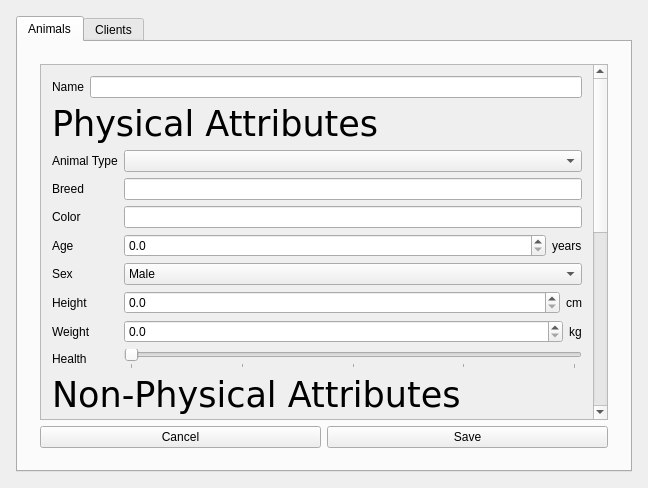
The window that app/mainwindow.ui (FarhoudFlair/Animal-Adoption-Center) describes before a commit, drawn with Qt 5.
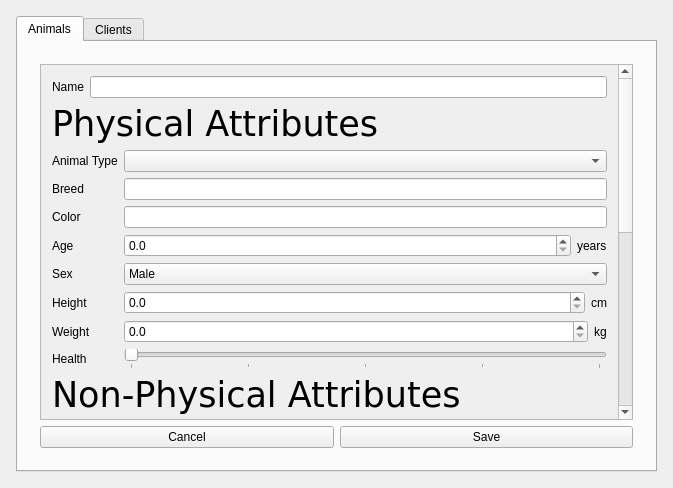
The same window after the commit. The open tabs and pages were chosen to show the change.

Patch:
```diff
--- a/app/mainwindow.ui
+++ b/app/mainwindow.ui
@@ -6,7 +6,7 @@
    <rect>
     <x>0</x>
     <y>0</y>
-    <width>648</width>
+    <width>673</width>
     <height>488</height>
    </rect>
   </property>
@@ -128,8 +128,8 @@
                     <rect>
                      <x>0</x>
                      <y>0</y>
-                     <width>530</width>
-                     <height>1367</height>
+                     <width>567</width>
+                     <height>959</height>
                     </rect>
                    </property>
                    <layout class="QVBoxLayout" name="verticalLayout_8">
```
Left out of the diff: 8 changed lines with no effect on the pictures.
